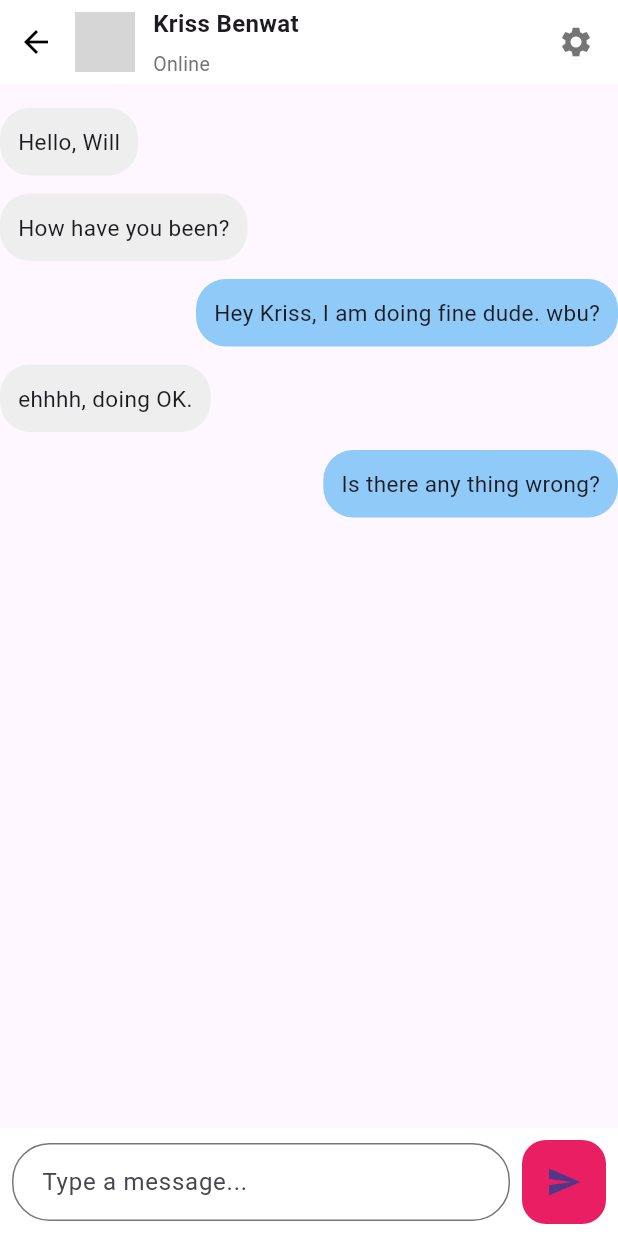
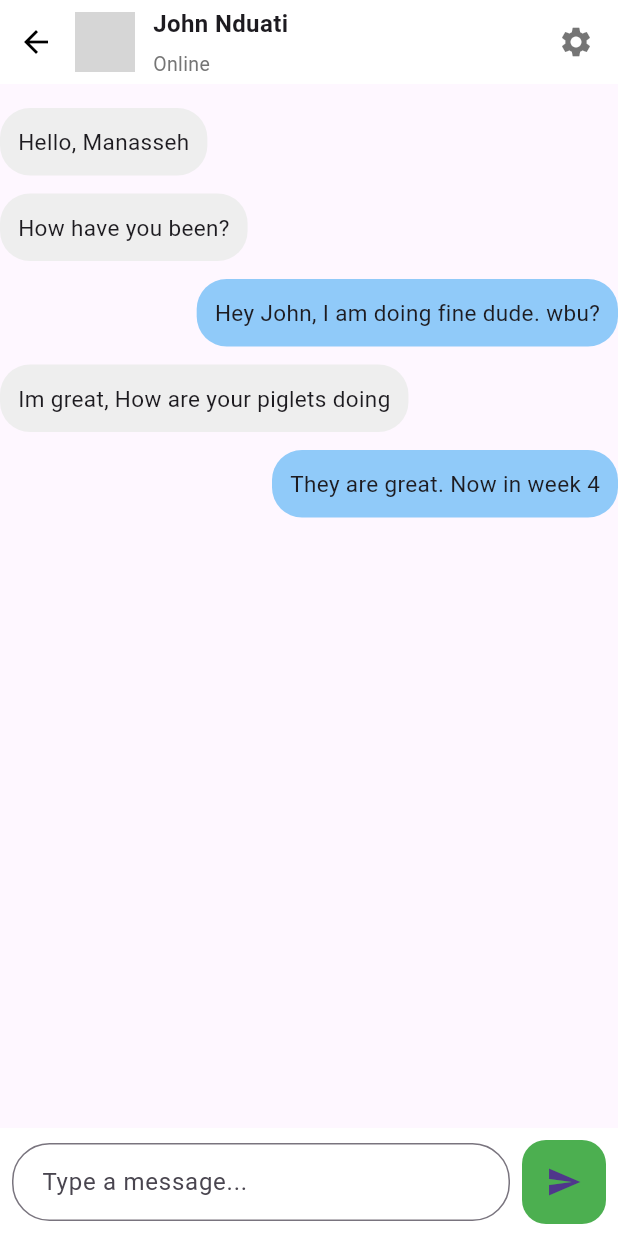
Before and after one commit to ManassehG/Farmernekt, a Flutter app: the ChatDetailPage screen opened directly, on a phone screen of 412 x 824 dp. Run offline on Flutter 3.47's test engine with Material 3 defaults, Android fonts, the phone set to English and light mode, and no system bars; our stand-ins replace cloud_firestore, curved_navigation_bar, firebase_auth, firebase_core, firebase_storage, google_sign_in and 2 more; accounts and stored records are empty; network calls fail; grey boxes are pictures that could not be loaded.

```diff
--- a/farmernekt/lib/screens/Chatting/chatHomeScreen.dart
+++ b/farmernekt/lib/screens/Chatting/chatHomeScreen.dart
@@ -7,7 +7,7 @@
     return Scaffold(
       body: ChatPage(),
       bottomNavigationBar: BottomNavigationBar(
-        selectedItemColor: Colors.red,
+        selectedItemColor: Colors.green.shade700,
         unselectedItemColor: Colors.grey.shade600,
         selectedLabelStyle: TextStyle(fontWeight: FontWeight.w600),
         unselectedLabelStyle: TextStyle(fontWeight: FontWeight.w600),
--- a/farmernekt/lib/screens/chatDetailPage.dart
+++ b/farmernekt/lib/screens/chatDetailPage.dart
@@ -8,14 +8,14 @@ class ChatDetailPage extends StatefulWidget {
 
 class _ChatDetailPageState extends State<ChatDetailPage> {
   List<ChatMessage> messages = [
-    ChatMessage(messageContent: "Hello, Will", messageType: "receiver"),
+    ChatMessage(messageContent: "Hello, Manasseh", messageType: "receiver"),
     ChatMessage(messageContent: "How have you been?", messageType: "receiver"),
     ChatMessage(
-        messageContent: "Hey Kriss, I am doing fine dude. wbu?",
+        messageContent: "Hey John, I am doing fine dude. wbu?",
         messageType: "sender"),
-    ChatMessage(messageContent: "ehhhh, doing OK.", messageType: "receiver"),
+    ChatMessage(messageContent: "Im great, How are your piglets doing", messageType: "receiver"),
     ChatMessage(
-        messageContent: "Is there any thing wrong?", messageType: "sender"),
+        messageContent: "They are great. Now in week 4", messageType: "sender"),
   ];
 
   @override
@@ -56,7 +56,7 @@ class _ChatDetailPageState extends State<ChatDetailPage> {
                     mainAxisAlignment: MainAxisAlignment.center,
                     children: <Widget>[
                       Text(
-                        "Kriss Benwat",
+                        "John Nduati",
                         style: TextStyle(
                             fontSize: 16, fontWeight: FontWeight.w600),
                       ),
@@ -139,7 +139,7 @@ class _ChatDetailPageState extends State<ChatDetailPage> {
                       // Send message functionality
                     },
                     child: Icon(Icons.send),
-                    backgroundColor: Colors.pink,
+                    backgroundColor: Colors.green.shade500,
                     elevation: 0,
                   ),
                 ],
--- a/farmernekt/pubspec.yaml
+++ b/farmernekt/pubspec.yaml
@@ -45,6 +45,7 @@ dependencies:
   google_sign_in: ^6.1.6
   firebase_ui_oauth_google: ^1.2.14
   cloud_firestore: ^4.14.0
+  firebase_storage: ^11.6.0
 
 dependency_overrides:
   intl: 0.18.0
@@ -74,6 +75,7 @@ flutter:
   # To add assets to your application, add an assets section, like this:
   assets:
     - assets/images/
+    - assets/images/apples.jpg
     - assets/
     #- images/a_dot_ham.jpeg
 
```
Also changed, not shown: farmernekt/lib/navigation-components/marketplace.dart (+44 -4 lines), farmernekt/lib/screens/Chatting/ChatPage.dart (+19 -19 lines), farmernekt/pubspec.lock, 3 other files.
